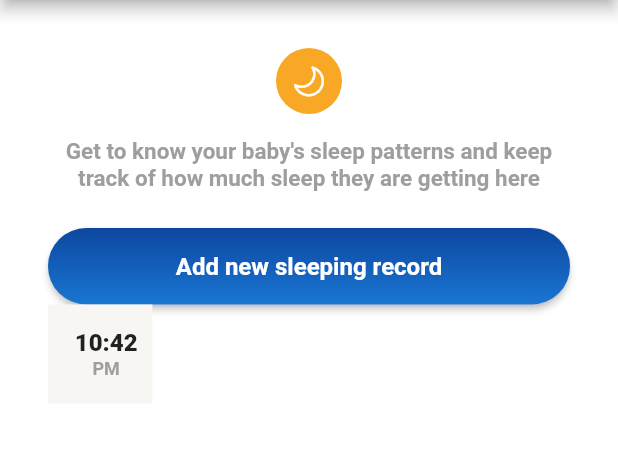
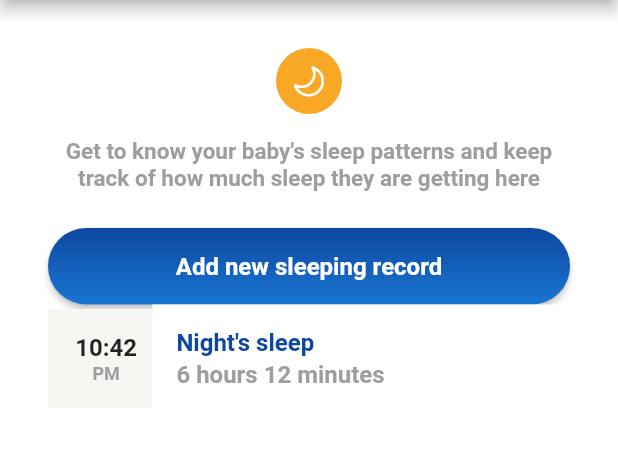
Before and after one commit to OlekKapera/RB-Case-Study, a Flutter app: the screen it shows after launch, on a phone screen of 412 x 824 dp, the part 84-551 px from its top. Run offline on Flutter 3.47's test engine with Material 2 defaults, Android fonts, the phone set to English and light mode, and no system bars.

Commit message:
Finished record item design

```diff
--- a/lib/widgets/records_item.dart
+++ b/lib/widgets/records_item.dart
@@ -20,7 +20,7 @@ class _RecordsItemState extends State<RecordsItem> {
                 Text(
                   '10:42',
                   style: TextStyle(
-                    fontWeight: FontWeight.w900,
+                    fontWeight: FontWeight.bold,
                     fontSize: 16,
                   ),
                 ),
@@ -40,7 +40,30 @@ class _RecordsItemState extends State<RecordsItem> {
         Expanded(
           flex: 4,
           child: Container(
-            color: Colors.yellow,
+            padding: EdgeInsets.all(16.0),
+            color: Colors.white,
+            child: Column(
+              crossAxisAlignment: CrossAxisAlignment.start,
+              children: <Widget>[
+                Text(
+                  "Night's sleep",
+                  style: TextStyle(
+                    fontSize: 16,
+                    fontWeight: FontWeight.bold,
+                    color: Colors.blue[900],
+                  ),
+                ),
+                SizedBox(height: 2),
+                Text(
+                  "6 hours 12 minutes",
+                  style: TextStyle(
+                    fontSize: 16,
+                    fontWeight: FontWeight.w700,
+                    color: Colors.grey,
+                  ),
+                ),
+              ],
+            ),
           ),
         )
       ],
```
